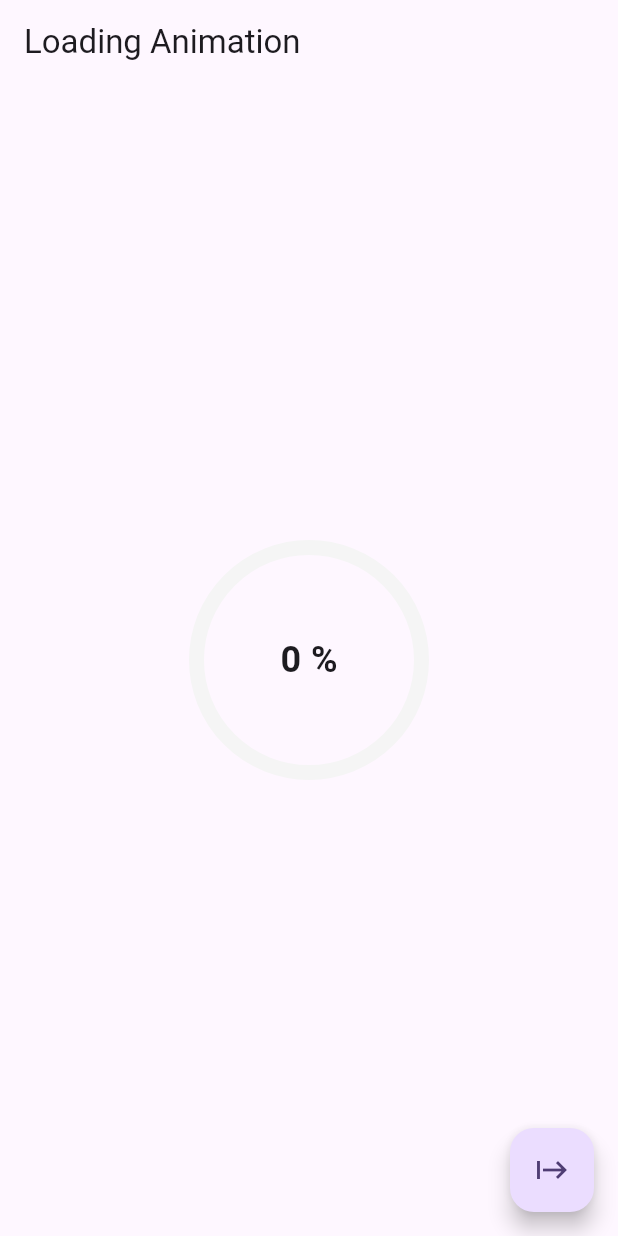
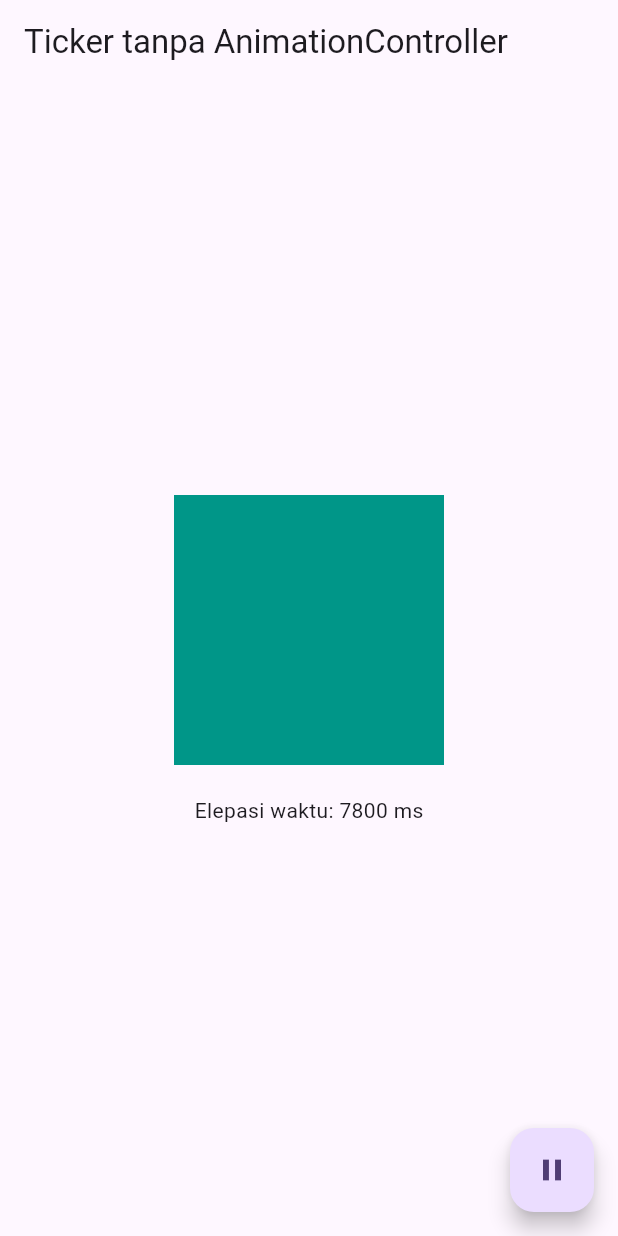
Before and after one commit to juahadinata/basic_flutter_animasi, a Flutter app: the screen it shows after launch, on a phone screen of 412 x 824 dp. Run offline on Flutter 3.47's test engine with Material 3 defaults, Android fonts, the phone set to English and light mode, and no system bars.

Commit message:
ticker tanpa animationcontroller

```diff
--- a/lib/main.dart
+++ b/lib/main.dart
@@ -1,4 +1,5 @@
 import 'package:basic_flutter_animation/explicit_sampel/loading_animation.dart';
+import 'package:basic_flutter_animation/ticker_tanpa_animationcontroller/ticker_demo.dart';
 
 import 'package:flutter/material.dart';
 
@@ -18,7 +19,8 @@ class MyApp extends StatelessWidget {
         colorScheme: ColorScheme.fromSeed(seedColor: Colors.deepPurple),
         useMaterial3: true,
       ),
-      home: const RadialProgressAnimation(progress: 0.85, color: Colors.blue),
+      home: const TickerDemo(),
+      // home: const RadialProgressAnimation(progress: 0.85, color: Colors.blue),
       // home: const ListAnimation(),
       // home: const LoginScreenAnimation(),
       // home: const PulsatingCircleAnimation(),
--- /dev/null
+++ b/lib/ticker_tanpa_animationcontroller/ticker_demo.dart
@@ -0,0 +1,72 @@
+import 'package:flutter/material.dart';
+import 'package:flutter/scheduler.dart'; // penting untuk Ticker
+
+class TickerDemo extends StatefulWidget {
+  const TickerDemo({super.key});
+
+  @override
+  State<TickerDemo> createState() => _TickerDemoState();
+}
+
+class _TickerDemoState extends State<TickerDemo>
+    with SingleTickerProviderStateMixin {
+  late Ticker _ticker;
+  double _boxSize = 100.0;
+  Duration _elapsed = Duration.zero;
+  bool isOn = false;
+
+  @override
+  void initState() {
+    super.initState();
+    _ticker = Ticker((elapsed) {
+      setState(() {
+        _elapsed = elapsed;
+        _boxSize =
+            100 + (elapsed.inMilliseconds / 10) % 100; // animasi naik turun
+      });
+    });
+    _ticker.start();
+  }
+
+  @override
+  void dispose() {
+    _ticker.dispose();
+    super.dispose();
+  }
+
+  @override
+  Widget build(BuildContext context) {
+    return Scaffold(
+      appBar: AppBar(
+        title: const Text('Ticker tanpa AnimationController'),
+      ),
+      body: Center(
+        child: Column(
+          mainAxisAlignment: MainAxisAlignment.center,
+          children: [
+            Container(
+              width: _boxSize,
+              height: _boxSize,
+              color: Colors.teal,
+            ),
+            const SizedBox(height: 20),
+            Text('Elepasi waktu: ${_elapsed.inMilliseconds} ms')
+          ],
+        ),
+      ),
+      floatingActionButton: FloatingActionButton(
+        onPressed: () {
+          setState(() {
+            isOn = !isOn;
+          });
+          if (_ticker.isTicking) {
+            _ticker.stop();
+          } else {
+            _ticker.start();
+          }
+        },
+        child: Icon(isOn ? Icons.play_arrow : Icons.pause),
+      ),
+    );
+  }
+}
```
Also changed, not shown: 2 other files.
